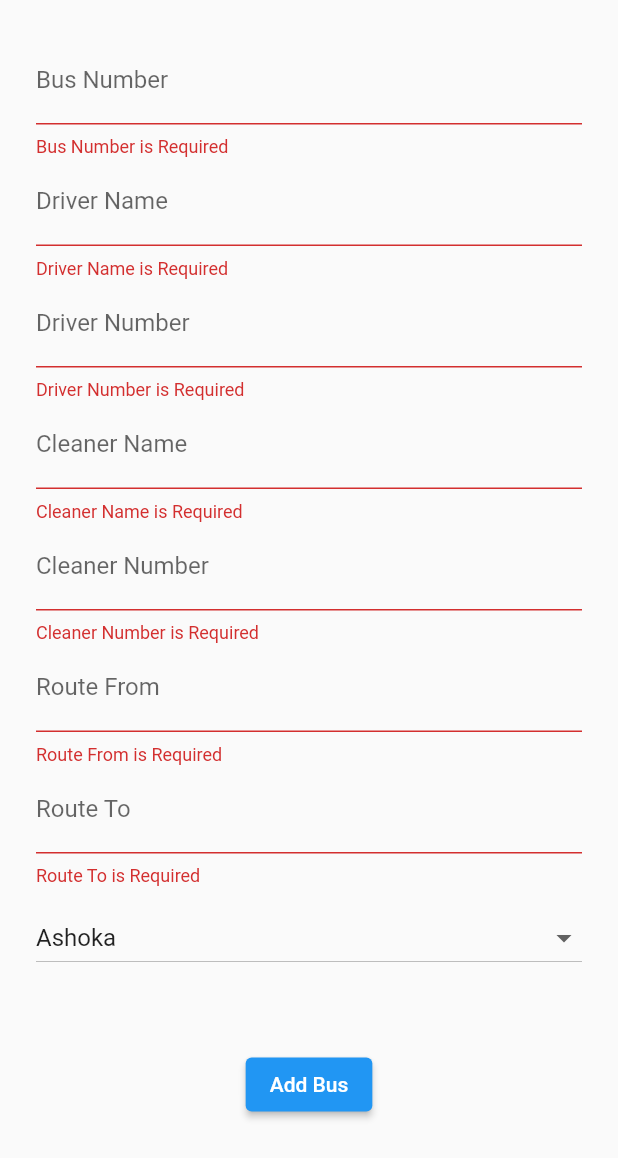
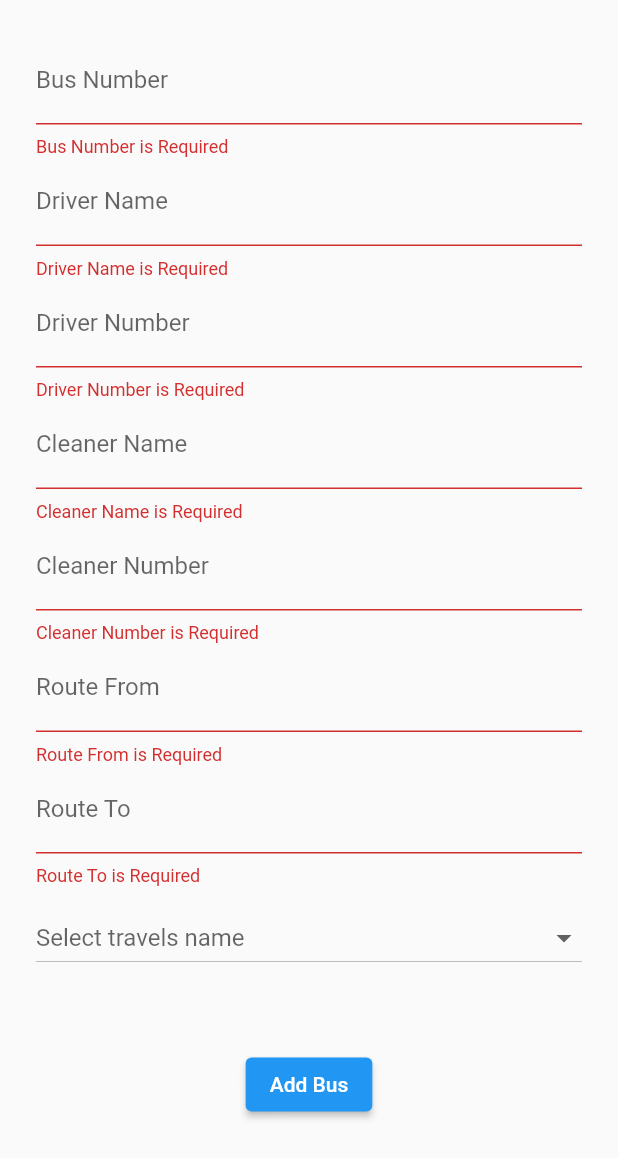
Before and after one commit to prathamesh22davande/bus_management, a Flutter app: the AddBusInformation screen opened directly, after a tap on "Add Bus", on a phone screen of 412 x 824 dp. Shown: the top 1158 px of the screen. Run offline on Flutter 3.47's test engine with Material 2 defaults, Android fonts, the phone set to English and light mode, and no system bars; our stand-ins replace cloud_firestore, firebase_core, fluttertoast, getwidget; accounts and stored records are empty; Roboto replaces fonts that are missing (Poppins).

Commit message:
Added bus and new travels

```diff
--- a/lib/screens/add_bus_information.screen.dart
+++ b/lib/screens/add_bus_information.screen.dart
@@ -1,6 +1,10 @@
+import 'dart:convert';
+
 import 'package:cloud_firestore/cloud_firestore.dart';
+import 'package:firebase_core/firebase_core.dart';
 import 'package:flutter/material.dart';
 import 'package:fluttertoast/fluttertoast.dart';
+import 'package:getwidget/getwidget.dart';
 import '../utility/Utlity.dart';
 import '../models/Bus.dart';
 
@@ -14,11 +18,13 @@ class AddBusInformation extends StatefulWidget {
 class _AddBusInformationState extends State<AddBusInformation> {
   static const String OTHER = 'Other';
 
+  final CollectionReference _travellersCollection =
+      FirebaseFirestore.instance.collection('travels');
+
   Map<String, String> busInformation = Map();
   var _otherTravelAgencyName = null;
-
-  List<String> travellers = ['Ashoka', 'Konduskar', 'Balaji', OTHER];
-  late String _selectedTraveller = travellers[0];
+  List<String> travellers = <String>[];
+  String? _selectedTraveller;
 
   final GlobalKey<FormState> addBusInfoKey = GlobalKey<FormState>();
 
@@ -48,7 +54,6 @@ class _AddBusInformationState extends State<AddBusInformation> {
     );
   }
 
-
   Widget _buildOtherTextField() {
     return TextFormField(
       decoration: InputDecoration(labelText: 'Travel Agency Name'),
@@ -69,6 +74,7 @@ class _AddBusInformationState extends State<AddBusInformation> {
 
   Widget _buildTraveller() {
     return DropdownButton(
+        hint: Text('Select travels name'),
         value: _selectedTraveller,
         items: getDropDownMenuItems(),
         isExpanded: true,
@@ -88,7 +94,7 @@ class _AddBusInformationState extends State<AddBusInformation> {
     return travellers.map((traveller) {
       return DropdownMenuItem(
         child: Text(traveller),
-        value: traveller,
+        value: traveller.isNotEmpty ? traveller : null,
       );
     }).toList();
   }
@@ -105,7 +111,9 @@ class _AddBusInformationState extends State<AddBusInformation> {
         driverPhoneNumber: busInformation['driverNumber'].toString(),
         cleanerName: busInformation['cleanerName'].toString(),
         cleanerPhoneNumber: busInformation['cleanerNumber'].toString(),
-        travelsName: _selectedTraveller,
+        travelsName: _selectedTraveller == OTHER
+            ? _otherTravelAgencyName
+            : _selectedTraveller.toString(),
         routeFrom: busInformation['routeFrom'].toString(),
         routeTo: busInformation['routeTo'].toString());
 
@@ -117,7 +125,15 @@ class _AddBusInformationState extends State<AddBusInformation> {
     return Scaffold(
       body: Container(
         margin: EdgeInsets.all(24),
-        child: Form(
+        child: StreamBuilder(
+            stream: _travellersCollection.snapshots(),
+            builder: (context, AsyncSnapshot<QuerySnapshot> snapshot) {
+              if (snapshot.hasData) {
+                travellers = snapshot.data!.docs
+                    .map((e) => e['name'].toString())
+                    .toList();
+                travellers.add('Other');
+                return Form(
                   key: addBusInfoKey,
                   child: SizedBox(
                     height: MediaQuery.of(context).size.height,
@@ -164,20 +180,44 @@ class _AddBusInformationState extends State<AddBusInformation> {
                               height: 50,
                             ),
                             ElevatedButton(
-                        onPressed: _addBusInformation, child: Text('Add Bus'))
+                                onPressed: _addBusInformation,
+                                child: Text('Add Bus'))
                           ]),
                     ),
                   ),
-        ),
+                );
+              } else {
+                return CircularProgressIndicator();
+              }
+            }),
       ),
     );
   }
 
   Future createBus(Bus newBus) {
     final busDocument = FirebaseFirestore.instance.collection('Bus');
-    return busDocument
-        .add(newBus.toMap())
-        .then((value) => Utility.showToastMessage("New Bus Added Successfully"))
-        .catchError((error) => Utility.showToastMessage("Bus Add Failed"));
+    return busDocument.add(newBus.toMap()).then((value) {
+      if (_selectedTraveller == OTHER) {
+        createTravelAgency(newBus.travelsName).then((value) {
+          if (value == true) {
+            Utility.showToastMessage("New Bus Added Successfully");
+            Navigator.pop(context);
+          } else {
+            throw new Error();
+          }
+        }).catchError((error) => Utility.showToastMessage("Bus Add Failed"));
+      } else {
+        Utility.showToastMessage("New Bus Added Successfully");
+        Navigator.pop(context);
+      }
+    }).catchError((error) => Utility.showToastMessage("Bus Add Failed"));
+  }
+
+  Future createTravelAgency(String travelName) {
+    final travelDocument = FirebaseFirestore.instance.collection('travels');
+    return travelDocument.add({'name': travelName}).then((value) {
+      Utility.showToastMessage("Travel added");
+      return true;
+    }).catchError((error) => false);
   }
 }
--- a/pubspec.yaml
+++ b/pubspec.yaml
@@ -39,6 +39,7 @@ dependencies:
   # The following adds the Cupertino Icons font to your application.
   # Use with the CupertinoIcons class for iOS style icons.
   cupertino_icons: ^1.0.2
+  getwidget: ^3.0.1
 
 
 dev_dependencies:
```
Also changed, not shown: pubspec.lock. Lines whose indentation alone changed are shown as unchanged.
